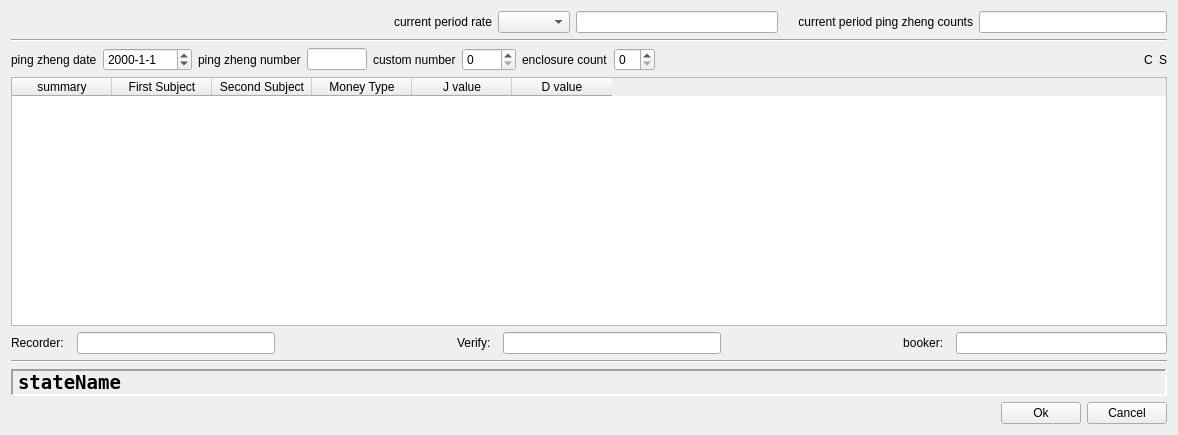
Above: forms/pzdialog.ui from wangkungit5905/PzAssistant before the change. Below: the same form after it.
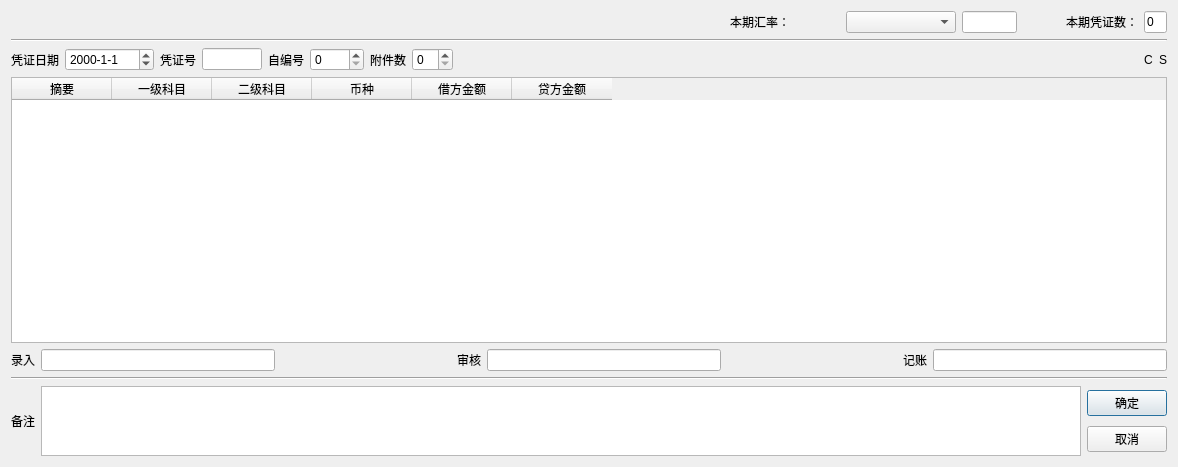
That is the form after the change. Custom widgets are drawn as their Qt base class.

Commit message:
新的凭证编辑窗口基本上可以与undo框架合作
1、利用对象缓存机制基本解决了对已执行了保存操作的被删除对象（凭证对象、分录对象等）的撤销操作。
2、对有关的菜单项的启用性控制基本正常（用户登录、账户打开、凭证集打开、分录选择等这些时机的把握并启用或禁用相应的菜单项）

```diff
--- a/forms/pzdialog.ui
+++ b/forms/pzdialog.ui
@@ -1,21 +1,21 @@
 <?xml version="1.0" encoding="UTF-8"?>
 <ui version="4.0">
  <class>pzDialog</class>
- <widget class="QWidget" name="pzDialog">
+ <widget class="QDialog" name="pzDialog">
   <property name="geometry">
    <rect>
     <x>0</x>
     <y>0</y>
     <width>1178</width>
-    <height>435</height>
+    <height>467</height>
    </rect>
   </property>
   <property name="windowTitle">
    <string>Ping Zheng Edit Window</string>
   </property>
-  <layout class="QVBoxLayout" name="verticalLayout">
+  <layout class="QVBoxLayout" name="verticalLayout_2" stretch="1,0,1,20,1,0,2">
    <item>
-    <layout class="QHBoxLayout" name="horizontalLayout_5">
+    <layout class="QHBoxLayout" name="horizontalLayout_5" stretch="5,2,1">
      <item>
       <spacer name="horizontalSpacer">
        <property name="orientation">
@@ -30,11 +30,11 @@
       </spacer>
      </item>
      <item>
-      <layout class="QHBoxLayout" name="horizontalLayout_4">
+      <layout class="QHBoxLayout" name="horizontalLayout_4" stretch="2,2,1">
        <item>
         <widget class="QLabel" name="label_9">
          <property name="text">
-          <string>current period rate</string>
+          <string>本期汇率：</string>
          </property>
         </widget>
        </item>
@@ -47,11 +47,11 @@
       </layout>
      </item>
      <item>
-      <layout class="QHBoxLayout" name="horizontalLayout_10" stretch="1,1">
+      <layout class="QHBoxLayout" name="horizontalLayout_10" stretch="5,1">
        <item>
         <widget class="QLabel" name="label_10">
          <property name="text">
-          <string>current period ping zheng counts</string>
+          <string>本期凭证数：</string>
          </property>
          <property name="alignment">
           <set>Qt::AlignRight|Qt::AlignTrailing|Qt::AlignVCenter</set>
@@ -60,6 +60,9 @@
        </item>
        <item>
         <widget class="QLineEdit" name="edtPzCount">
+         <property name="text">
+          <string>0</string>
+         </property>
          <property name="readOnly">
           <bool>true</bool>
          </property>
@@ -81,7 +84,7 @@
      <item>
       <widget class="QLabel" name="label">
        <property name="text">
-        <string>ping zheng date</string>
+        <string>凭证日期</string>
        </property>
       </widget>
      </item>
@@ -95,7 +98,7 @@
      <item>
       <widget class="QLabel" name="label_2">
        <property name="text">
-        <string>ping zheng number</string>
+        <string>凭证号</string>
        </property>
       </widget>
      </item>
@@ -130,7 +133,7 @@
      <item>
       <widget class="QLabel" name="label_3">
        <property name="text">
-        <string>custom number</string>
+        <string>自编号</string>
        </property>
       </widget>
      </item>
@@ -144,7 +147,7 @@
      <item>
       <widget class="QLabel" name="label_4">
        <property name="text">
-        <string>enclosure count</string>
+        <string>附件数</string>
        </property>
       </widget>
      </item>
@@ -200,32 +203,32 @@
      </property>
      <column>
       <property name="text">
-       <string>summary</string>
+       <string>摘要</string>
       </property>
      </column>
      <column>
       <property name="text">
-       <string>First Subject</string>
+       <string>一级科目</string>
       </property>
      </column>
      <column>
       <property name="text">
-       <string>Second Subject</string>
+       <string>二级科目</string>
       </property>
      </column>
      <column>
       <property name="text">
-       <string>Money Type</string>
+       <string>币种</string>
       </property>
      </column>
      <column>
       <property name="text">
-       <string>J value</string>
+       <string>借方金额</string>
       </property>
      </column>
      <column>
       <property name="text">
-       <string>D value</string>
+       <string>贷方金额</string>
       </property>
      </column>
     </widget>
@@ -237,7 +240,7 @@
        <item>
         <widget class="QLabel" name="label_5">
          <property name="text">
-          <string>Recorder:  </string>
+          <string>录入</string>
          </property>
          <property name="alignment">
           <set>Qt::AlignLeading|Qt::AlignLeft|Qt::AlignVCenter</set>
@@ -271,7 +274,7 @@
        <item>
         <widget class="QLabel" name="label_6">
          <property name="text">
-          <string>Verify:  </string>
+          <string>审核</string>
          </property>
          <property name="alignment">
           <set>Qt::AlignCenter</set>
@@ -305,7 +308,7 @@
        <item>
         <widget class="QLabel" name="label_7">
          <property name="text">
-          <string>booker:  </string>
+          <string>记账</string>
          </property>
          <property name="alignment">
           <set>Qt::AlignCenter</set>
@@ -331,61 +334,34 @@
     </widget>
    </item>
    <item>
-    <layout class="QHBoxLayout" name="horizontalLayout_11" stretch="10">
+    <layout class="QHBoxLayout" name="horizontalLayout_6">
      <item>
-      <widget class="QLabel" name="lblStateInfo">
-       <property name="font">
-        <font>
-         <family>Andale Mono</family>
-         <pointsize>14</pointsize>
-         <weight>75</weight>
-         <bold>true</bold>
-        </font>
-       </property>
-       <property name="frameShape">
-        <enum>QFrame::Panel</enum>
-       </property>
-       <property name="frameShadow">
-        <enum>QFrame::Sunken</enum>
-       </property>
-       <property name="lineWidth">
-        <number>2</number>
-       </property>
+      <widget class="QLabel" name="label_8">
        <property name="text">
-        <string>stateName</string>
+        <string>备注</string>
        </property>
       </widget>
      </item>
-    </layout>
-   </item>
-   <item>
-    <layout class="QHBoxLayout" name="horizontalLayout_12">
      <item>
-      <spacer name="horizontalSpacer_8">
-       <property name="orientation">
-        <enum>Qt::Horizontal</enum>
-       </property>
-       <property name="sizeHint" stdset="0">
-        <size>
-         <width>40</width>
-         <height>20</height>
-        </size>
-       </property>
-      </spacer>
+      <widget class="QPlainTextEdit" name="edtComment"/>
      </item>
      <item>
-      <widget class="QPushButton" name="btnOk">
-       <property name="text">
-        <string>Ok</string>
-       </property>
-      </widget>
-     </item>
-     <item>
-      <widget class="QPushButton" name="btnCancel">
-       <property name="text">
-        <string>Cancel</string>
-       </property>
-      </widget>
+      <layout class="QVBoxLayout" name="verticalLayout">
+       <item>
+        <widget class="QPushButton" name="btnOk">
+         <property name="text">
+          <string>确定</string>
+         </property>
+        </widget>
+       </item>
+       <item>
+        <widget class="QPushButton" name="btnCancel">
+         <property name="text">
+          <string>取消</string>
+         </property>
+        </widget>
+       </item>
+      </layout>
      </item>
     </layout>
    </item>
```
The commit also changes 53 other files.
